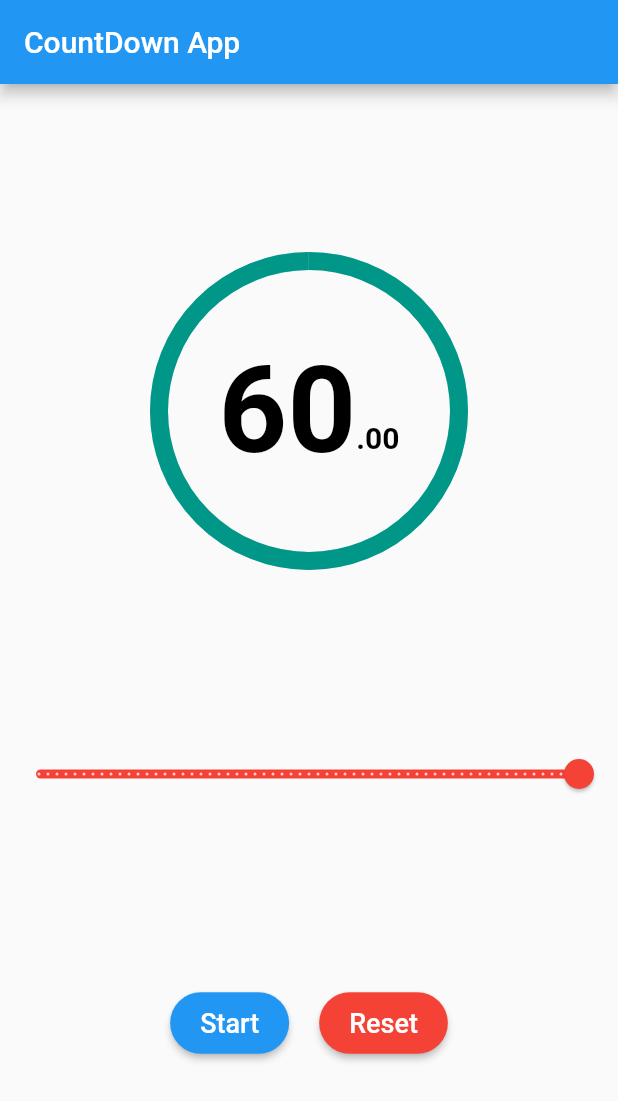
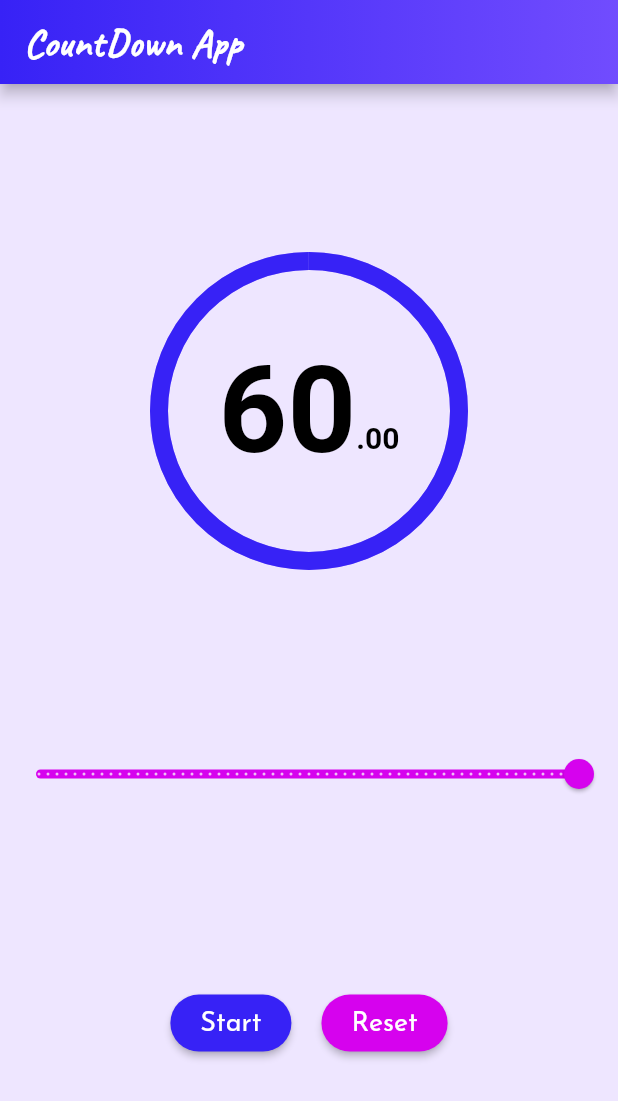
Before and after one commit to HarryLuck42/countdown_flutter, a Flutter app: the screen it shows after launch, on a phone screen of 412 x 824 dp. Shown: the top 1101 px of the screen. Run offline on Flutter 3.47's test engine with Material 2 defaults, Android fonts, the phone set to English and light mode, and no system bars; our stand-ins replace audioplayers, fl_chart, flutter_local_notifications, rxdart, sqflite; accounts and stored records are empty.

Commit message:
Fixing problem build apk for Android, redesign appearence and Build installer

```diff
--- a/lib/main.dart
+++ b/lib/main.dart
@@ -133,7 +133,7 @@ class _CountdownState extends State<Countdown> {
             onClicked: () {
               isRunning ? stopTime() : startTime();
             },
-            colorBackground: Colors.teal,
+            colorBackground: Color(0xFF283593),
           )
         : ButtonWidget(
             title: 'Start',
@@ -141,7 +141,7 @@ class _CountdownState extends State<Countdown> {
             onClicked: () {
               startTime();
             },
-            colorBackground: Colors.blue,
+            colorBackground: Color(0xFF3722f6),
           );
   }
 
@@ -152,15 +152,35 @@ class _CountdownState extends State<Countdown> {
       onClicked: () {
         stopTime(isReset: true);
       },
-      colorBackground: Colors.red,
+      colorBackground: Color(0xFFd602ee),
     );
   }
 
   @override
   Widget build(BuildContext context) {
     return Scaffold(
+      backgroundColor: Color(0xFFeee6ff),
       appBar: AppBar(
-        title: Text('CountDown App'),
+        flexibleSpace: Container(
+          decoration: BoxDecoration(
+            gradient: LinearGradient(
+                colors: [
+                  const Color(0xFF3722f6),
+                  const Color(0xFF714cfe),
+                ],
+                begin: const FractionalOffset(0.0, 0.0),
+                end: const FractionalOffset(1.0, 0.0),
+                stops: [0.0, 1.0],
+                tileMode: TileMode.clamp),
+          ),
+        ),
+        title: Text(
+          'CountDown App',
+          style: TextStyle(
+              fontFamily: 'Caveat',
+              fontWeight: FontWeight.bold,
+              fontSize: 27.0),
+        ),
       ),
       body: Column(
         mainAxisAlignment: MainAxisAlignment.spaceEvenly,
@@ -173,9 +193,9 @@ class _CountdownState extends State<Countdown> {
               children: [
                 CircularProgressIndicator(
                   value: seconds / settingSeconds,
-                  valueColor: AlwaysStoppedAnimation(Colors.teal),
+                  valueColor: AlwaysStoppedAnimation(Color(0xFF3722f6)),
                   strokeWidth: 12.0,
-                  backgroundColor: Colors.teal.shade100,
+                  backgroundColor: Color(0xFFb39afd),
                 ),
                 Center(
                   child: Row(
@@ -220,8 +240,8 @@ class _CountdownState extends State<Countdown> {
             min: 0,
             max: 60,
             divisions: 60,
-            activeColor: Colors.red,
-            inactiveColor: Colors.red.shade100,
+            activeColor: Color(0xFFd602ee),
+            inactiveColor: Color(0xFFf2bcf8),
           ),
           Row(
             mainAxisAlignment: MainAxisAlignment.center,
@@ -254,8 +274,28 @@ class _DiagramPageState extends State<DiagramPage> {
   @override
   Widget build(BuildContext context) {
     return Scaffold(
+      backgroundColor: Color(0xFFeee6ff),
       appBar: AppBar(
-        title: Text('Diagram Track'),
+        flexibleSpace: Container(
+          decoration: BoxDecoration(
+            gradient: LinearGradient(
+                colors: [
+                  const Color(0xFF3722f6),
+                  const Color(0xFF714cfe),
+                ],
+                begin: const FractionalOffset(0.0, 0.0),
+                end: const FractionalOffset(1.0, 0.0),
+                stops: [0.0, 1.0],
+                tileMode: TileMode.clamp),
+          ),
+        ),
+        title: Text(
+          'Diagram Track',
+          style: TextStyle(
+              fontFamily: 'Caveat',
+              fontWeight: FontWeight.bold,
+              fontSize: 27.0),
+        ),
       ),
       body: FutureBuilder<List<CountDown>>(
         future: DatabaseHelper.instance.getCountDowns(),
@@ -301,7 +341,7 @@ class _DiagramPageState extends State<DiagramPage> {
             return BarTooltipItem(
               rod.y.round().toString(),
               const TextStyle(
-                color: Colors.white,
+                color: Color(0xFF283593),
                 fontWeight: FontWeight.bold,
               ),
             );
@@ -314,7 +354,7 @@ class _DiagramPageState extends State<DiagramPage> {
         bottomTitles: SideTitles(
           showTitles: true,
           getTextStyles: (context, value) => const TextStyle(
-            color: Color(0xff7589a2),
+            color: Color(0xFF283593),
             fontWeight: FontWeight.bold,
             fontSize: 14,
           ),
@@ -327,7 +367,7 @@ class _DiagramPageState extends State<DiagramPage> {
         leftTitles: SideTitles(
           showTitles: true,
           getTextStyles: (context, value) => const TextStyle(
-            color: Color(0xff7589a2),
+            color: Color(0xFF283593),
             fontWeight: FontWeight.bold,
             fontSize: 14,
           ),
@@ -356,7 +396,7 @@ class _DiagramPageState extends State<DiagramPage> {
           barRods: [
             BarChartRodData(
                 y: (value.seconds! / 180),
-                colors: [Colors.lightBlueAccent, Colors.greenAccent])
+                colors: [Color(0xFFF48FB1), Color(0xFF7E57C2)])
           ],
           showingTooltipIndicators: [0],
         ),
--- a/lib/widgets/button_widget.dart
+++ b/lib/widgets/button_widget.dart
@@ -22,7 +22,11 @@ class ButtonWidget extends StatelessWidget {
         onPressed: onClicked,
         child: Text(
           title,
-          style: TextStyle(fontSize: 18.0, color: colorText),
+          style: TextStyle(
+            fontSize: 18.0,
+            color: colorText,
+            fontFamily: 'JosefinSans',
+          ),
         ),
         style: ButtonStyle(
           backgroundColor: MaterialStateProperty.all(colorBackground),
```
Also changed, not shown: pubspec.yaml (+11 -1 lines), fonts/Caveat-Regular.ttf (added), fonts/FuzzyBubbles-Regular.ttf (added), fonts/JosefinSans-Regular.ttf (added), 11 other files.
